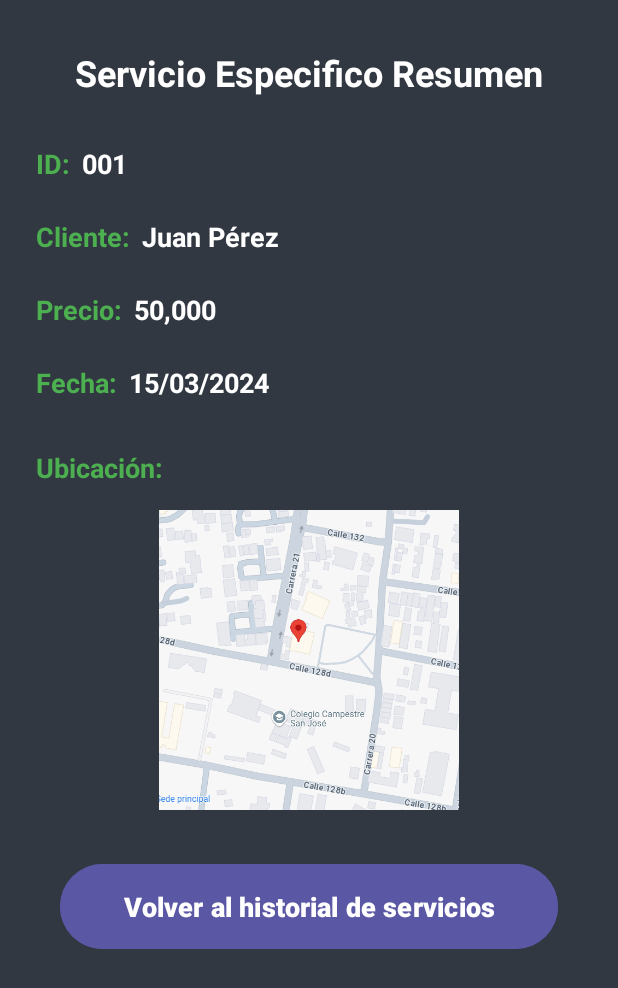
After one commit to ICM2025/ProClean, an Android app: the ver_servicio_especifico screen opened directly, with no data from a screen before it, on a phone screen of 412 x 824 dp. The commit adds this screen. Shown: the top 988 px of the screen. Run offline under Robolectric (Android 15) with nearby library versions, the phone set to English and light mode, and no system bars.

Commit message:
funcionalidad trabajador

```diff
--- /dev/null
+++ b/app/src/main/java/com/example/proclean/ver_servicio_especifico.kt
@@ -0,0 +1,26 @@
+package com.example.proclean
+
+import android.content.Intent
+import android.os.Bundle
+import androidx.activity.enableEdgeToEdge
+import androidx.appcompat.app.AppCompatActivity
+import androidx.core.view.ViewCompat
+import androidx.core.view.WindowInsetsCompat
+import com.example.proclean.databinding.ActivityVerServicioEspecificoBinding
+
+class ver_servicio_especifico : AppCompatActivity() {
+
+    private lateinit var binding: ActivityVerServicioEspecificoBinding
+    override fun onCreate(savedInstanceState: Bundle?) {
+        super.onCreate(savedInstanceState)
+        binding = ActivityVerServicioEspecificoBinding.inflate(layoutInflater)
+        setContentView(binding.root)
+
+        binding.volverHistorialButton.setOnClickListener{
+            val i = Intent(baseContext,historial_de_servicios_trabajador::class.java)
+            startActivity(i)
+
+        }
+
+    }
+}
--- a/app/src/main/res/layout/activity_aceptar_servicio_trabajador.xml
+++ b/app/src/main/res/layout/activity_aceptar_servicio_trabajador.xml
@@ -136,6 +136,7 @@
     android:textSize="16sp"
     android:textColor="@color/white"
     android:backgroundTint="@color/white"
+        android:textColorHint="@color/white"
     android:inputType="numberDecimal"
     app:layout_constraintTop_toBottomOf="@id/precioLabel"
     app:layout_constraintStart_toStartOf="parent"
--- a/app/src/main/res/layout/activity_menu_trabajador.xml
+++ b/app/src/main/res/layout/activity_menu_trabajador.xml
@@ -74,7 +74,7 @@
         android:id="@+id/btnOpcion3"
         android:layout_width="0dp"
         android:layout_height="wrap_content"
-        android:text="Metodo de pago"
+        android:text="Soporte"
         android:backgroundTint="@color/botones_color"
         android:textSize="18sp"
         android:textStyle="bold"
--- /dev/null
+++ b/app/src/main/res/layout/activity_ver_servicio_especifico.xml
@@ -0,0 +1,178 @@
+<?xml version="1.0" encoding="utf-8"?>
+<androidx.constraintlayout.widget.ConstraintLayout xmlns:android="http://schemas.android.com/apk/res/android"
+    xmlns:app="http://schemas.android.com/apk/res-auto"
+    xmlns:tools="http://schemas.android.com/tools"
+    android:id="@+id/main"
+    android:layout_width="match_parent"
+    android:layout_height="match_parent"
+    tools:context=".ver_servicio_especifico"
+    android:background="@color/Fondo_pantalla">
+
+    <!-- TextView inicial "Servicio Especifico Resumen" -->
+    <TextView
+        android:id="@+id/tituloServicio"
+        android:layout_width="wrap_content"
+        android:layout_height="wrap_content"
+        android:text="Servicio Especifico Resumen"
+        android:textSize="24sp"
+        android:textColor="@color/white"
+        android:textStyle="bold"
+        app:layout_constraintTop_toTopOf="parent"
+        app:layout_constraintStart_toStartOf="parent"
+        app:layout_constraintEnd_toEndOf="parent"
+        android:layout_marginTop="32dp"
+        android:gravity="center"/>
+
+    <!-- TextView para "ID:" en color verde -->
+    <TextView
+        android:id="@+id/idLabel"
+        android:layout_width="wrap_content"
+        android:layout_height="wrap_content"
+        android:text="ID:"
+        android:textSize="18sp"
+        android:textColor="@color/green"
+        android:textStyle="bold"
+        app:layout_constraintTop_toBottomOf="@id/tituloServicio"
+        app:layout_constraintStart_toStartOf="parent"
+        android:layout_marginTop="32dp"
+        android:layout_marginStart="24dp"/>
+
+    <!-- TextView para el valor del ID -->
+    <TextView
+        android:id="@+id/idValue"
+        android:layout_width="wrap_content"
+        android:layout_height="wrap_content"
+        android:text="001"
+        android:textSize="18sp"
+        android:textColor="@color/white"
+        android:textStyle="bold"
+        app:layout_constraintTop_toTopOf="@id/idLabel"
+        app:layout_constraintStart_toEndOf="@id/idLabel"
+        android:layout_marginStart="8dp"/>
+
+    <!-- TextView para "Cliente:" en color verde -->
+    <TextView
+        android:id="@+id/clienteLabel"
+        android:layout_width="wrap_content"
+        android:layout_height="wrap_content"
+        android:text="Cliente:"
+        android:textSize="18sp"
+        android:textColor="@color/green"
+        android:textStyle="bold"
+        app:layout_constraintTop_toBottomOf="@id/idLabel"
+        app:layout_constraintStart_toStartOf="parent"
+        android:layout_marginTop="24dp"
+        android:layout_marginStart="24dp"/>
+
+    <!-- TextView para el nombre del cliente -->
+    <TextView
+        android:id="@+id/clienteValue"
+        android:layout_width="wrap_content"
+        android:layout_height="wrap_content"
+        android:text="Juan Pérez"
+        android:textSize="18sp"
+        android:textColor="@color/white"
+        android:textStyle="bold"
+        app:layout_constraintTop_toTopOf="@id/clienteLabel"
+        app:layout_constraintStart_toEndOf="@id/clienteLabel"
+        android:layout_marginStart="8dp"/>
+
+    <!-- TextView para "Precio:" en color verde -->
+    <TextView
+        android:id="@+id/precioLabel"
+        android:layout_width="wrap_content"
+        android:layout_height="wrap_content"
+        android:text="Precio:"
+        android:textSize="18sp"
+        android:textColor="@color/green"
+        android:textStyle="bold"
+        app:layout_constraintTop_toBottomOf="@id/clienteLabel"
+        app:layout_constraintStart_toStartOf="parent"
+        android:layout_marginTop="24dp"
+        android:layout_marginStart="24dp"/>
+
+    <!-- TextView para el valor del precio -->
+    <TextView
+        android:id="@+id/precioValue"
+        android:layout_width="wrap_content"
+        android:layout_height="wrap_content"
+        android:text="50,000"
+        android:textSize="18sp"
+        android:textColor="@color/white"
+        android:textStyle="bold"
+        app:layout_constraintTop_toTopOf="@id/precioLabel"
+        app:layout_constraintStart_toEndOf="@id/precioLabel"
+        android:layout_marginStart="8dp"/>
+
+    <!-- TextView para "Fecha:" en color verde -->
+    <TextView
+        android:id="@+id/fechaLabel"
+        android:layout_width="wrap_content"
+        android:layout_height="wrap_content"
+        android:text="Fecha:"
+        android:textSize="18sp"
+        android:textColor="@color/green"
+        android:textStyle="bold"
+        app:layout_constraintTop_toBottomOf="@id/precioLabel"
+        app:layout_constraintStart_toStartOf="parent"
+        android:layout_marginTop="24dp"
+        android:layout_marginStart="24dp"/>
+
+    <!-- TextView para el valor de la fecha -->
+    <TextView
+        android:id="@+id/fechaValue"
+        android:layout_width="wrap_content"
+        android:layout_height="wrap_content"
+        android:text="15/03/2024"
+        android:textSize="18sp"
+        android:textColor="@color/white"
+        android:textStyle="bold"
+        app:layout_constraintTop_toTopOf="@id/fechaLabel"
+        app:layout_constraintStart_toEndOf="@id/fechaLabel"
+        android:layout_marginStart="8dp"/>
+
+    <!-- TextView "Ubicación:" en color verde -->
+    <TextView
+        android:id="@+id/ubicacionLabel"
+        android:layout_width="wrap_content"
+        android:layout_height="wrap_content"
+        android:text="Ubicación:"
+        android:textSize="18sp"
+        android:textColor="@color/green"
+        android:textStyle="bold"
+        app:layout_constraintTop_toBottomOf="@id/fechaLabel"
+        app:layout_constraintStart_toStartOf="parent"
+        android:layout_marginTop="32dp"
+        android:layout_marginStart="24dp"/>
+
+    <!-- ImageView para la imagen "servicio_trabajador" -->
+    <ImageView
+        android:id="@+id/servicioImageView"
+        android:layout_width="200dp"
+        android:layout_height="200dp"
+        android:src="@mipmap/servicio_trabajador"
+        android:scaleType="centerCrop"
+
+        app:layout_constraintTop_toBottomOf="@id/ubicacionLabel"
+        app:layout_constraintStart_toStartOf="parent"
+        app:layout_constraintEnd_toEndOf="parent"
+        android:layout_marginTop="16dp"/>
+
+    <!-- Botón "Volver al historial de servicios" -->
+    <Button
+        android:id="@+id/volverHistorialButton"
+        android:layout_width="0dp"
+        android:layout_height="wrap_content"
+        android:text="Volver al historial de servicios"
+        android:textSize="18sp"
+        android:textColor="@color/white"
+        android:backgroundTint="@color/botones_color"
+        android:textStyle="bold"
+        app:layout_constraintTop_toBottomOf="@id/servicioImageView"
+        app:layout_constraintStart_toStartOf="parent"
+        app:layout_constraintEnd_toEndOf="parent"
+        android:layout_marginTop="32dp"
+        android:layout_marginHorizontal="40dp"
+        android:padding="16dp"/>
+
+</androidx.constraintlayout.widget.ConstraintLayout>
```
Also changed, not shown: app/src/main/AndroidManifest.xml (+9 -0 lines), app/src/main/java/com/example/proclean/confirmacion_soporte_trabajador.kt (added, +30 -0 lines), app/src/main/java/com/example/proclean/historial_de_servicios_trabajador.kt (+45 -6 lines), app/src/main/java/com/example/proclean/menu_trabajador.kt (+12 -0 lines), app/src/main/java/com/example/proclean/soporte_trabajador.kt (added, +31 -0 lines), app/src/main/res/layout/activity_confirmacion_soporte_trabajador.xml (added, +57 -0 lines), app/src/main/res/layout/activity_soporte_trabajador.xml (added, +92 -0 lines).
